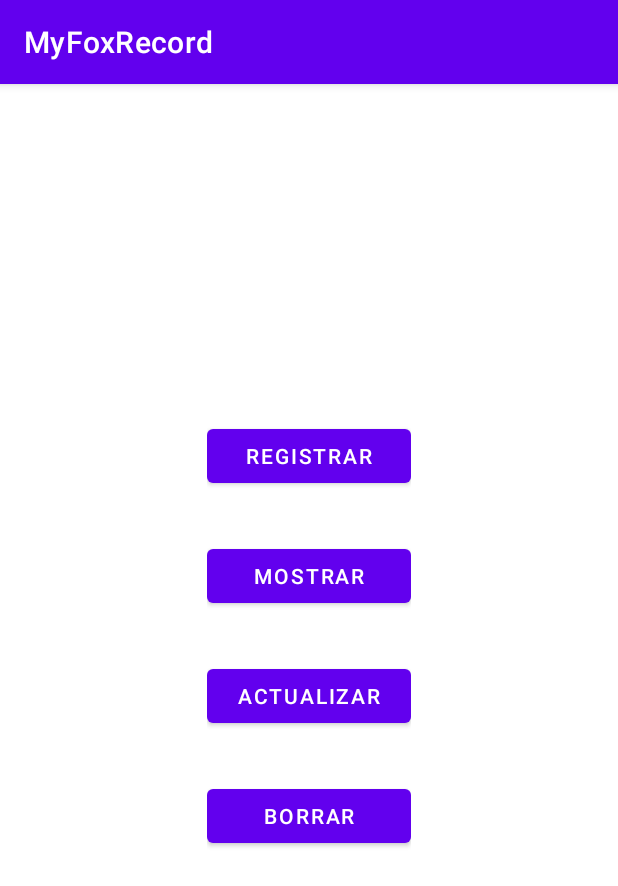
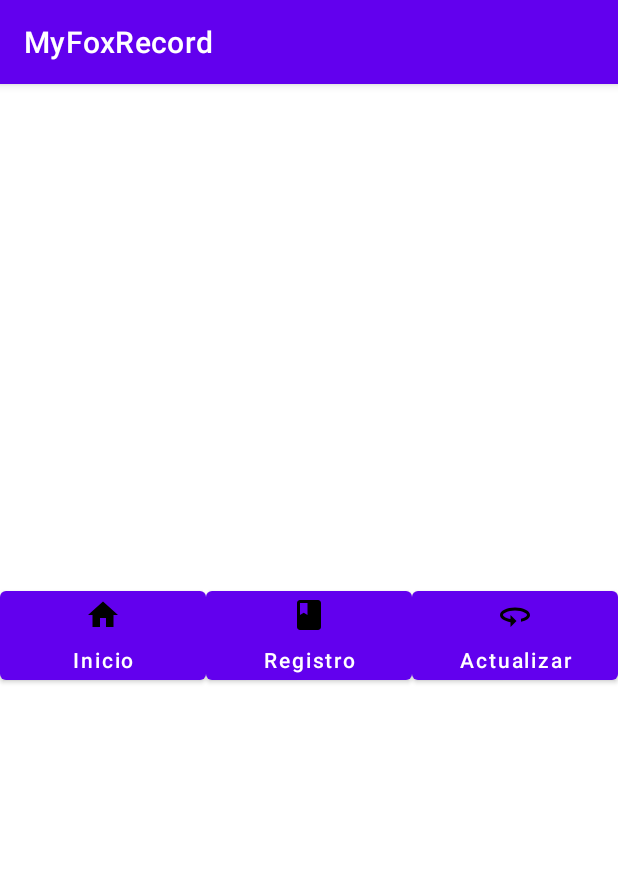
Before and after one commit to eliaskrr0/MyFoxRecord, an Android app: the screen it shows after launch (MainActivity), on a phone screen of 412 x 824 dp. Shown: the top 886 px of the screen. Run offline under Robolectric (Android 15) with nearby library versions, the light colour scheme and no system bars.

Commit message:
Agregando los botones del menú principal

```diff
--- /dev/null
+++ b/MyFoxRecord/app/src/main/res/drawable/menu_principal_actualizar.xml
@@ -0,0 +1,5 @@
+<vector android:autoMirrored="true" android:height="24dp"
+    android:tint="#000000" android:viewportHeight="24"
+    android:viewportWidth="24" android:width="24dp" xmlns:android="http://schemas.android.com/apk/res/android">
+    <path android:fillColor="@android:color/white" android:pathData="M12,7C6.48,7 2,9.24 2,12c0,2.24 2.94,4.13 7,4.77V20l4,-4 -4,-4v2.73c-3.15,-0.56 -5,-1.9 -5,-2.73 0,-1.06 3.04,-3 8,-3s8,1.94 8,3c0,0.73 -1.46,1.89 -4,2.53v2.05c3.53,-0.77 6,-2.53 6,-4.58 0,-2.76 -4.48,-5 -10,-5z"/>
+</vector>
--- /dev/null
+++ b/MyFoxRecord/app/src/main/res/drawable/menu_principal_mostrar.xml
@@ -0,0 +1,5 @@
+<vector android:height="24dp" android:tint="#000000"
+    android:viewportHeight="24" android:viewportWidth="24"
+    android:width="24dp" xmlns:android="http://schemas.android.com/apk/res/android">
+    <path android:fillColor="@android:color/white" android:pathData="M10,20v-6h4v6h5v-8h3L12,3 2,12h3v8z"/>
+</vector>
--- /dev/null
+++ b/MyFoxRecord/app/src/main/res/drawable/menu_principal_registrar.xml
@@ -0,0 +1,5 @@
+<vector android:height="24dp" android:tint="#000000"
+    android:viewportHeight="24" android:viewportWidth="24"
+    android:width="24dp" xmlns:android="http://schemas.android.com/apk/res/android">
+    <path android:fillColor="@android:color/white" android:pathData="M18,2H6c-1.1,0 -2,0.9 -2,2v16c0,1.1 0.9,2 2,2h12c1.1,0 2,-0.9 2,-2V4c0,-1.1 -0.9,-2 -2,-2zM6,4h5v8l-2.5,-1.5L6,12V4z"/>
+</vector>
--- a/MyFoxRecord/app/src/main/res/layout/activity_main.xml
+++ b/MyFoxRecord/app/src/main/res/layout/activity_main.xml
@@ -9,34 +9,36 @@
     tools:context=".controlador.MainActivity">
 
     <LinearLayout
-        android:layout_width="136dp"
+        android:layout_width="match_parent"
         android:layout_height="wrap_content"
-        android:gravity="center"
-        android:orientation="vertical">
+        android:orientation="horizontal">
+        <Button
+            android:id="@+id/btMostrar"
+            android:layout_width="0dp"
+            android:layout_height="wrap_content"
+            android:layout_weight="1"
+            android:layout_marginBottom="32dp"
+            android:text="@string/inicio"
+            android:textAllCaps="false"
+            android:drawableTop="@drawable/menu_principal_mostrar"/>
         <Button
             android:id="@+id/btRegistrar"
-            android:layout_width="136dp"
+            android:layout_width="0dp"
             android:layout_height="wrap_content"
+            android:layout_weight="1"
             android:layout_marginBottom="32dp"
-            android:text="@string/registrar"/>
-        <Button
-            android:id="@+id/btMostrar"
-            android:layout_width="136dp"
-            android:layout_height="wrap_content"
-            android:layout_marginBottom="32dp"
-            android:text="@string/mostrar"/>
+            android:text="@string/registro"
+            android:textAllCaps="false"
+            android:drawableTop="@drawable/menu_principal_registrar"/>
         <Button
             android:id="@+id/btActualizar"
-            android:layout_width="136dp"
+            android:layout_width="0dp"
             android:layout_height="wrap_content"
+            android:layout_weight="1"
             android:layout_marginBottom="32dp"
-            android:text="@string/actualizar"/>
-        <Button
-            android:id="@+id/btBorrar"
-            android:layout_width="136dp"
-            android:layout_height="wrap_content"
-            android:layout_marginBottom="32dp"
-            android:text="@string/borrar"/>
+            android:text="@string/actualizar"
+            android:textAllCaps="false"
+            android:drawableTop="@drawable/menu_principal_actualizar"/>
     </LinearLayout>
 
 </LinearLayout>
--- a/MyFoxRecord/app/src/main/res/values/strings.xml
+++ b/MyFoxRecord/app/src/main/res/values/strings.xml
@@ -3,8 +3,7 @@
     <string name="app_name">MyFoxRecord</string>
 
     <!-- Menú principal -->
-    <string name="registrar">Registrar</string>
-    <string name="mostrar">Mostrar</string>
+    <string name="inicio">Inicio</string>
+    <string name="registro">Registro</string>
     <string name="actualizar">Actualizar</string>
-    <string name="borrar">Borrar</string>
 </resources>
```
